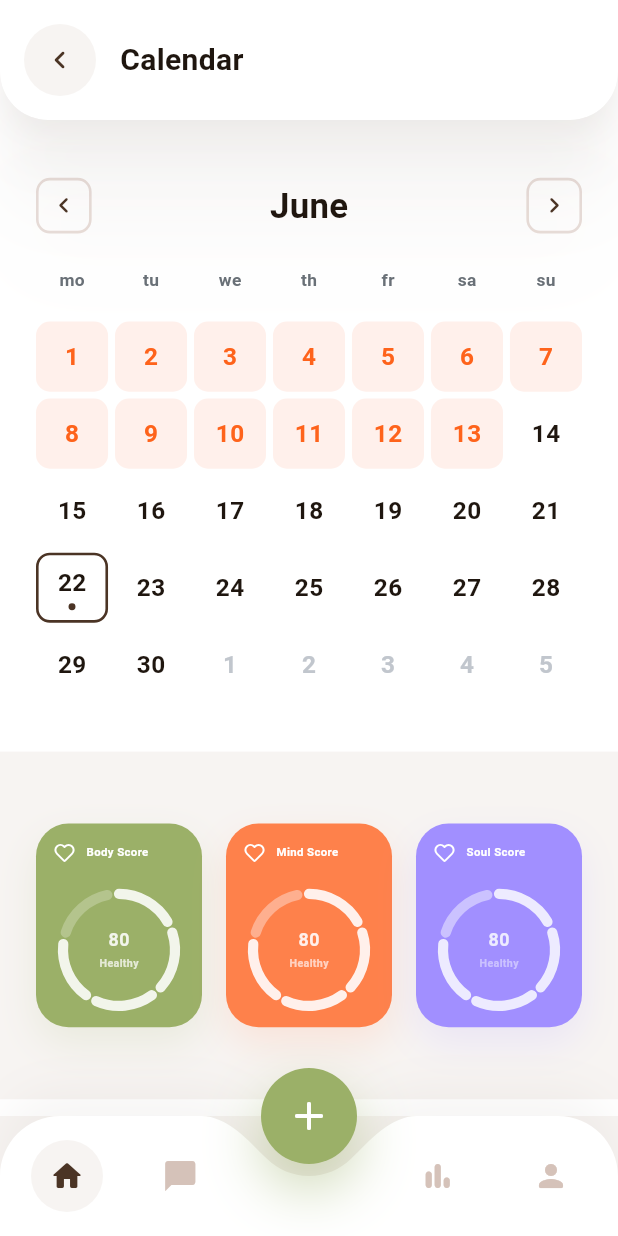
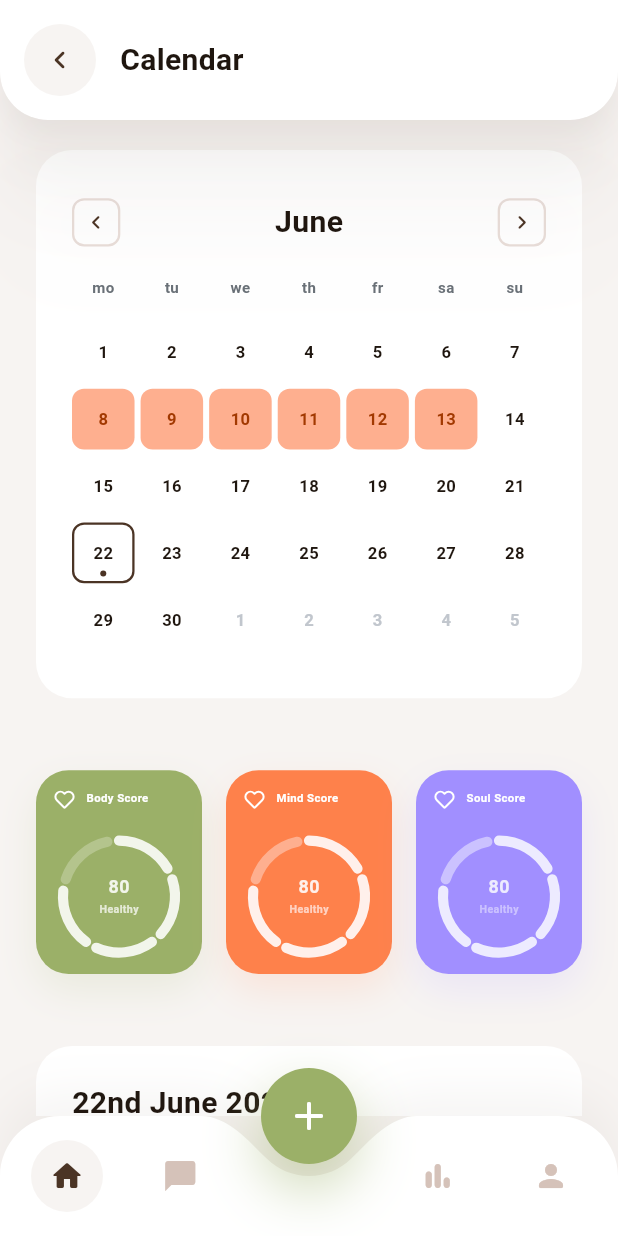
Before and after one commit to dsegelov123/Irma-App, a Flutter app: the CalendarView screen opened directly, on a phone screen of 412 x 824 dp. Run offline on Flutter 3.47's test engine with Material 3 defaults, Android fonts, the phone set to English and light mode, and no system bars; our stand-ins replace flutter_secure_storage, flutter_svg, google_fonts, hive_flutter, local_auth, phosphor_flutter; accounts and stored records are empty.

Commit message:
Calendar: redesign empty state, update reminder image, refine text styling
- Add irma_reminder.png and irma_reminder2.png assets
- Purple10 inner box with irma_reminder2 image overlay (bottom-right)
- Empty state text: 16px, Purple50, first sentence bold, no italics
- Text box width 65% via FractionallySizedBox
- Text vertically centred with 16px internal padding
- CycleEngine: guard against dates before cycle anchor
- Chat: navigate directly to ChatView from nav bar
- Floating pill-shaped chat input bar above nav
- Menstruation highlight: orange30 bg / orange70 text
- Calendar and daily roundup sections in contained white cards

```diff
--- a/lib/services/cycle_engine.dart
+++ b/lib/services/cycle_engine.dart
@@ -155,6 +155,9 @@ class CycleEngine {
 
   /// Maps a specific cycle day number to one of the 5 physiological states (Section 7.1).
   static String getPhaseForDay(int day, int cycleLength, int periodDuration) {
+    // Days ≤ 0 are before the cycle anchor (prior cycle) — do not classify
+    if (day <= 0) return 'Unknown';
+
     if (day <= periodDuration) {
       return 'Menstruation';
     }
--- a/lib/views/calendar_view.dart
+++ b/lib/views/calendar_view.dart
@@ -87,19 +87,20 @@ class _CalendarViewState extends State<CalendarView> {
             child: Column(
               crossAxisAlignment: CrossAxisAlignment.start,
               children: [
-                // Full-width white background section containing Top Bar clearance and Calendar
-                Container(
-                  width: double.infinity,
-                  color: Colors.white,
-                  child: Column(
-                    children: [
-                      SizedBox(height: MediaQuery.of(context).padding.top + 100), // Clearance for Top Bar
+                // Top Bar clearance (brown10 background shows here)
+                SizedBox(height: MediaQuery.of(context).padding.top + 100),
+
+                // Contained white calendar card
                 Padding(
                   padding: const EdgeInsets.symmetric(horizontal: IrmaSpacing.lg),
+                  child: Container(
+                    width: double.infinity,
+                    decoration: BoxDecoration(
+                      color: Colors.white,
+                      borderRadius: BorderRadius.circular(IrmaRadius.stat),
+                    ),
+                    padding: const EdgeInsets.symmetric(horizontal: IrmaSpacing.lg, vertical: IrmaSpacing.md),
                     child: _buildMonthCalendar(context),
-                      ),
-                      const SizedBox(height: 16),
-                    ],
                   ),
                 ),
 
@@ -110,8 +111,18 @@ class _CalendarViewState extends State<CalendarView> {
 
                 const SizedBox(height: 24), // Gap
 
-                // Daily Roundup Section (white background, full width)
-                _buildDailyRoundupSection(context),
+                // Daily Roundup Section (contained white card)
+                Padding(
+                  padding: const EdgeInsets.symmetric(horizontal: IrmaSpacing.lg),
+                  child: Container(
+                    width: double.infinity,
+                    decoration: BoxDecoration(
+                      color: Colors.white,
+                      borderRadius: BorderRadius.circular(IrmaRadius.stat),
+                    ),
+                    child: _buildDailyRoundupSection(context),
+                  ),
+                ),
 
                 const SizedBox(height: 120), // Bottom nav bar clearance
               ],
@@ -299,20 +310,24 @@ class _CalendarViewState extends State<CalendarView> {
                          DateTime.now().month == date.month &&
                          DateTime.now().day == date.day;
 
+    // Check if a log entry exists for this date
+    final String logKey = 'log_${date.year}-${date.month.toString().padLeft(2, '0')}-${date.day.toString().padLeft(2, '0')}';
+    final bool hasLog = isCurrentMonth && StorageService.settingsBox.get(logKey) != null;
+
     final double cornerRadius = 8.0 * scale;
 
     // Apply decoration based on state
     BoxDecoration? decoration;
     if (isCurrentMonth && isMenstruation) {
       decoration = BoxDecoration(
-        color: IrmaColors.orange10,
+        color: IrmaColors.orange30,
         borderRadius: BorderRadius.circular(cornerRadius),
       );
     }
 
     if (isSelected) {
       decoration = BoxDecoration(
-        color: isCurrentMonth && isMenstruation ? IrmaColors.orange10 : Colors.transparent,
+        color: isCurrentMonth && isMenstruation ? IrmaColors.orange30 : Colors.transparent,
         border: Border.all(color: IrmaColors.brown80, width: 1.5 * scale),
         borderRadius: BorderRadius.circular(cornerRadius),
       );
@@ -324,17 +339,17 @@ class _CalendarViewState extends State<CalendarView> {
       // Days from other months
       textStyle = IrmaTextStyles.labelMd.copyWith(
         color: IrmaColors.gray30,
-        fontSize: 14.0 * scale,
+        fontSize: 11.0 * scale,
       );
     } else if (isMenstruation) {
       textStyle = IrmaTextStyles.labelMdBold.copyWith(
-        color: IrmaColors.orange50,
-        fontSize: 14.0 * scale,
+        color: IrmaColors.orange70,
+        fontSize: 11.0 * scale,
       );
     } else {
       textStyle = IrmaTextStyles.labelMdBold.copyWith(
         color: IrmaColors.brown100,
-        fontSize: 14.0 * scale,
+        fontSize: 11.0 * scale,
       );
     }
 
@@ -342,6 +357,7 @@ class _CalendarViewState extends State<CalendarView> {
     final double cellHeight = 40.3 * scale;
     final double todayDotSize = 4.0 * scale;
     final double todayDotGap = 2.0 * scale;
+    final double logDotSize = 4.0 * scale;
 
     return GestureDetector(
       onTap: () {
@@ -357,24 +373,40 @@ class _CalendarViewState extends State<CalendarView> {
           width: cellWidth,
           height: cellHeight,
           decoration: decoration,
-          child: Column(
-            mainAxisAlignment: MainAxisAlignment.center,
+          child: Stack(
+            alignment: Alignment.center,
             children: [
+              // Date number — always perfectly centred
               Text(
                 '${date.day}',
                 style: textStyle,
               ),
-              if (isToday) ...[
-                SizedBox(height: todayDotGap),
-                Container(
+              // Green log dot — pinned near top
+              if (hasLog)
+                Positioned(
+                  top: 3 * scale,
+                  child: Container(
+                    width: logDotSize,
+                    height: logDotSize,
+                    decoration: const BoxDecoration(
+                      color: IrmaColors.green50,
+                      shape: BoxShape.circle,
+                    ),
+                  ),
+                ),
+              // Today dot — pinned near bottom
+              if (isToday)
+                Positioned(
+                  bottom: 3 * scale,
+                  child: Container(
                     width: todayDotSize,
                     height: todayDotSize,
                     decoration: BoxDecoration(
-                    color: isMenstruation ? IrmaColors.orange50 : IrmaColors.brown80,
+                      color: isMenstruation ? IrmaColors.orange70 : IrmaColors.brown80,
                       shape: BoxShape.circle,
                     ),
                   ),
-              ],
+                ),
             ],
           ),
         ),
@@ -882,47 +914,78 @@ class _CalendarViewState extends State<CalendarView> {
     }
 
     if (logData == null) {
-      return Container(
-        width: double.infinity,
-        color: Colors.white,
-        padding: const EdgeInsets.symmetric(horizontal: IrmaSpacing.lg, vertical: IrmaSpacing.lg),
+      return Padding(
+        padding: const EdgeInsets.all(IrmaSpacing.lg),
         child: Column(
           crossAxisAlignment: CrossAxisAlignment.start,
           children: [
-            Row(
-              mainAxisAlignment: MainAxisAlignment.spaceBetween,
-              children: [
+            // Date title
             Text(
               _formatDateWithOrdinal(_selectedDate),
               style: IrmaTextStyles.headingSmBold.copyWith(
                 color: IrmaColors.brown100,
               ),
             ),
-                GestureDetector(
-                  onTap: _openLogEntryEditor,
+            const SizedBox(height: 16),
+            // Purple10 inner box with Irma image
+            ClipRRect(
+              borderRadius: BorderRadius.circular(IrmaRadius.log),
               child: Container(
-                    width: 40,
-                    height: 40,
-                    decoration: const BoxDecoration(
-                      color: IrmaColors.brown10,
-                      shape: BoxShape.circle,
+                width: double.infinity,
+                height: 140,
+                color: IrmaColors.purple10,
+                child: Stack(
+                  children: [
+                    // Text — vertically centred
+                    Positioned.fill(
+                      child: Padding(
+                        padding: const EdgeInsets.all(16),
+                        child: Column(
+                          crossAxisAlignment: CrossAxisAlignment.start,
+                          mainAxisAlignment: MainAxisAlignment.center,
+                          mainAxisSize: MainAxisSize.max,
+                          children: [
+                            FractionallySizedBox(
+                              widthFactor: 0.65,
+                              alignment: Alignment.centerLeft,
+                              child: Text(
+                                'It seems that there\'s no daily log recorded for this day.',
+                                style: IrmaTextStyles.paraSm.copyWith(
+                                  color: IrmaColors.purple50,
+                                  fontSize: 16,
+                                  fontWeight: FontWeight.bold,
                                 ),
-                    child: const Center(
-                      child: Icon(
-                        Icons.add_rounded,
-                        color: IrmaColors.brown80,
-                        size: 20,
                               ),
+                            ),
+                            const SizedBox(height: 4),
+                            FractionallySizedBox(
+                              widthFactor: 0.65,
+                              alignment: Alignment.centerLeft,
+                              child: Text(
+                                'Don\'t forget to fill it out for me',
+                                style: IrmaTextStyles.paraSm.copyWith(
+                                  color: IrmaColors.purple50,
+                                  fontSize: 16,
                                 ),
                               ),
                             ),
                           ],
                         ),
-            const SizedBox(height: 16),
-            Text(
-              'No daily log recorded for this day.',
-              style: IrmaTextStyles.paraSm.copyWith(
-                color: IrmaColors.gray50,
+                      ),
+                    ),
+                    // Irma — bottom right overlay
+                    Positioned(
+                      right: 0,
+                      bottom: 0,
+                      child: Image.asset(
+                        'assets/images/irma_reminder2.png',
+                        height: 130,
+                        fit: BoxFit.contain,
+                        alignment: Alignment.bottomRight,
+                      ),
+                    ),
+                  ],
+                ),
               ),
             ),
           ],
@@ -930,10 +993,9 @@ class _CalendarViewState extends State<CalendarView> {
       );
     }
 
-    return Container(
-      width: double.infinity,
-      color: Colors.white,
-      padding: const EdgeInsets.symmetric(horizontal: IrmaSpacing.lg, vertical: IrmaSpacing.lg),
+
+    return Padding(
+      padding: const EdgeInsets.all(IrmaSpacing.lg),
       child: Column(
         crossAxisAlignment: CrossAxisAlignment.start,
         children: [
--- a/pubspec.yaml
+++ b/pubspec.yaml
@@ -73,6 +73,8 @@ flutter:
     - assets/images/main_ai_image.png
     - assets/images/therapy_header_bg.svg
     - assets/images/therapy_leaves.svg
+    - assets/images/irma_reminder.png
+    - assets/images/irma_reminder2.png
 
   # An image asset can refer to one or more resolution-specific "variants", see
   # https://flutter.dev/to/resolution-aware-images
```
Also changed, not shown: lib/views/chat_view.dart (+52 -85 lines), lib/views/main_shell.dart (+3 -12 lines), assets/images/irma_reminder.png (added), assets/images/irma_reminder2.png (added). Lines whose indentation alone changed are shown as unchanged.
